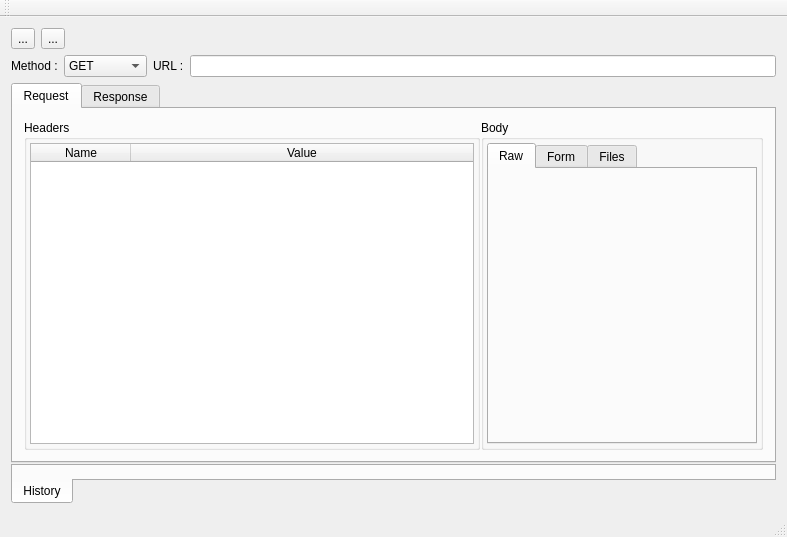
amilaperera/RESTer, file src/gui/mainwindow.ui: the form before one commit.
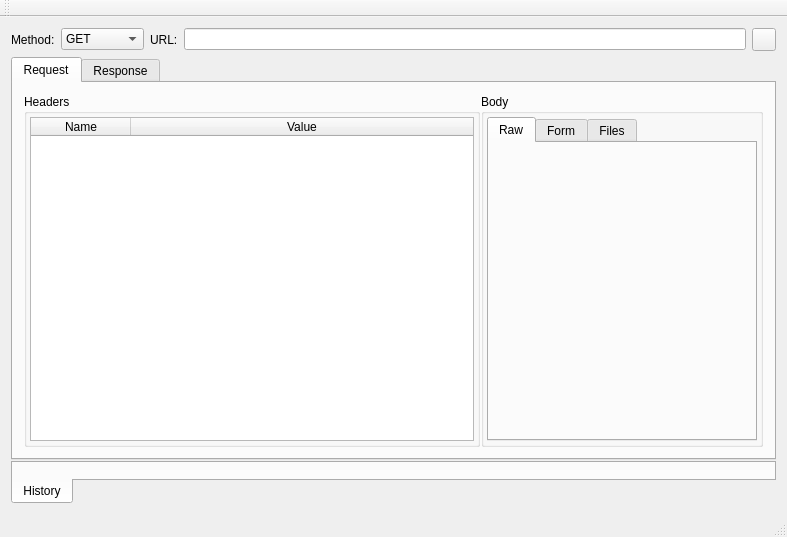
The form after the commit. Icons and pictures are not drawn.

Commit message: layout widget labelling

```diff
--- a/src/gui/mainwindow.ui
+++ b/src/gui/mainwindow.ui
@@ -16,38 +16,11 @@
   <widget class="QWidget" name="centralWidget">
    <layout class="QGridLayout" name="gridLayout_3">
     <item row="0" column="0">
-     <widget class="QToolButton" name="toolButton">
-      <property name="text">
-       <string>...</string>
-      </property>
-     </widget>
-    </item>
-    <item row="0" column="1">
-     <widget class="QToolButton" name="toolButton_2">
-      <property name="text">
-       <string>...</string>
-      </property>
-     </widget>
-    </item>
-    <item row="0" column="2">
-     <spacer name="horizontalSpacer">
-      <property name="orientation">
-       <enum>Qt::Horizontal</enum>
-      </property>
-      <property name="sizeHint" stdset="0">
-       <size>
-        <width>846</width>
-        <height>20</height>
-       </size>
-      </property>
-     </spacer>
-    </item>
-    <item row="1" column="0" colspan="3">
      <layout class="QHBoxLayout" name="horizontalLayout">
       <item>
        <widget class="QLabel" name="label_2">
         <property name="text">
-         <string>Method :</string>
+         <string>Method:</string>
         </property>
        </widget>
       </item>
@@ -93,16 +66,27 @@
       <item>
        <widget class="QLabel" name="label">
         <property name="text">
-         <string>URL :</string>
+         <string>URL:</string>
         </property>
        </widget>
       </item>
       <item>
-       <widget class="QLineEdit" name="lineEdit"/>
+       <widget class="QLineEdit" name="urlLineEdit"/>
+      </item>
+      <item>
+       <widget class="QToolButton" name="toolButton">
+        <property name="text">
+         <string/>
+        </property>
+        <property name="icon">
+         <iconset resource="../resources/resources.qrc">
+          <normaloff>:/icons/icons/arrow-right-double-2.png</normaloff>:/icons/icons/arrow-right-double-2.png</iconset>
+        </property>
+       </widget>
       </item>
      </layout>
     </item>
-    <item row="2" column="0" colspan="3">
+    <item row="1" column="0">
      <widget class="QSplitter" name="tabWidgetHistoryVSplitter">
       <property name="maximumSize">
        <size>
```
Left out of the diff: 34 changed lines with no effect on the pictures. The commit also changes 4 other files.
